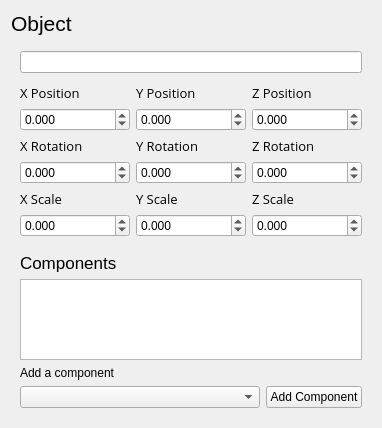
First picture: the form in nimble/resources/ui/entity_inspector.ui, repository MonliH/nimble-engine, before the edit.
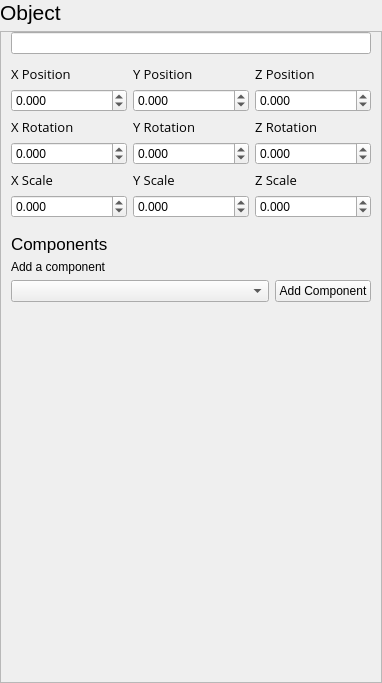
Second picture: the form after the edit.

```diff
--- a/nimble/resources/ui/entity_inspector.ui
+++ b/nimble/resources/ui/entity_inspector.ui
@@ -7,13 +7,25 @@
     <x>0</x>
     <y>0</y>
     <width>382</width>
-    <height>428</height>
+    <height>683</height>
    </rect>
   </property>
   <property name="windowTitle">
    <string>Form</string>
   </property>
   <layout class="QVBoxLayout" name="verticalLayout_10">
+   <property name="leftMargin">
+    <number>0</number>
+   </property>
+   <property name="topMargin">
+    <number>0</number>
+   </property>
+   <property name="rightMargin">
+    <number>0</number>
+   </property>
+   <property name="bottomMargin">
+    <number>0</number>
+   </property>
    <item>
     <widget class="QLabel" name="object_name_title">
      <property name="font">
@@ -24,11 +36,47 @@
      <property name="text">
       <string>Object</string>
      </property>
+     <property name="margin">
+      <number>10</number>
+     </property>
     </widget>
    </item>
    <item>
-    <widget class="QWidget" name="entity_info" native="true">
-     <layout class="QVBoxLayout" name="component_info">
+    <widget class="QScrollArea" name="scroll_area">
+     <property name="frameShadow">
+      <enum>QFrame::Plain</enum>
+     </property>
+     <property name="lineWidth">
+      <number>0</number>
+     </property>
+     <property name="widgetResizable">
+      <bool>true</bool>
+     </property>
+     <widget class="QWidget" name="entity_info">
+      <property name="geometry">
+       <rect>
+        <x>0</x>
+        <y>0</y>
+        <width>380</width>
+        <height>629</height>
+       </rect>
+      </property>
+      <layout class="QVBoxLayout" name="verticalLayout_11">
+       <property name="spacing">
+        <number>6</number>
+       </property>
+       <property name="leftMargin">
+        <number>10</number>
+       </property>
+       <property name="topMargin">
+        <number>0</number>
+       </property>
+       <property name="rightMargin">
+        <number>10</number>
+       </property>
+       <property name="bottomMargin">
+        <number>0</number>
+       </property>
       <item>
        <widget class="QLineEdit" name="object_name_input"/>
       </item>
@@ -379,7 +427,7 @@
        </widget>
       </item>
       <item>
-       <widget class="QListWidget" name="components_list"/>
+        <layout class="QVBoxLayout" name="components_list"/>
       </item>
       <item>
        <widget class="QLabel" name="new_component_label">
@@ -415,9 +463,6 @@
         </item>
        </layout>
       </item>
-     </layout>
-    </widget>
-   </item>
    <item>
     <spacer name="verticalSpacer">
      <property name="orientation">
@@ -426,10 +471,14 @@
      <property name="sizeHint" stdset="0">
       <size>
        <width>20</width>
-       <height>49</height>
+           <height>40</height>
       </size>
      </property>
     </spacer>
+       </item>
+      </layout>
+     </widget>
+    </widget>
    </item>
   </layout>
  </widget>
```
Lines whose indentation alone changed are shown as unchanged.
